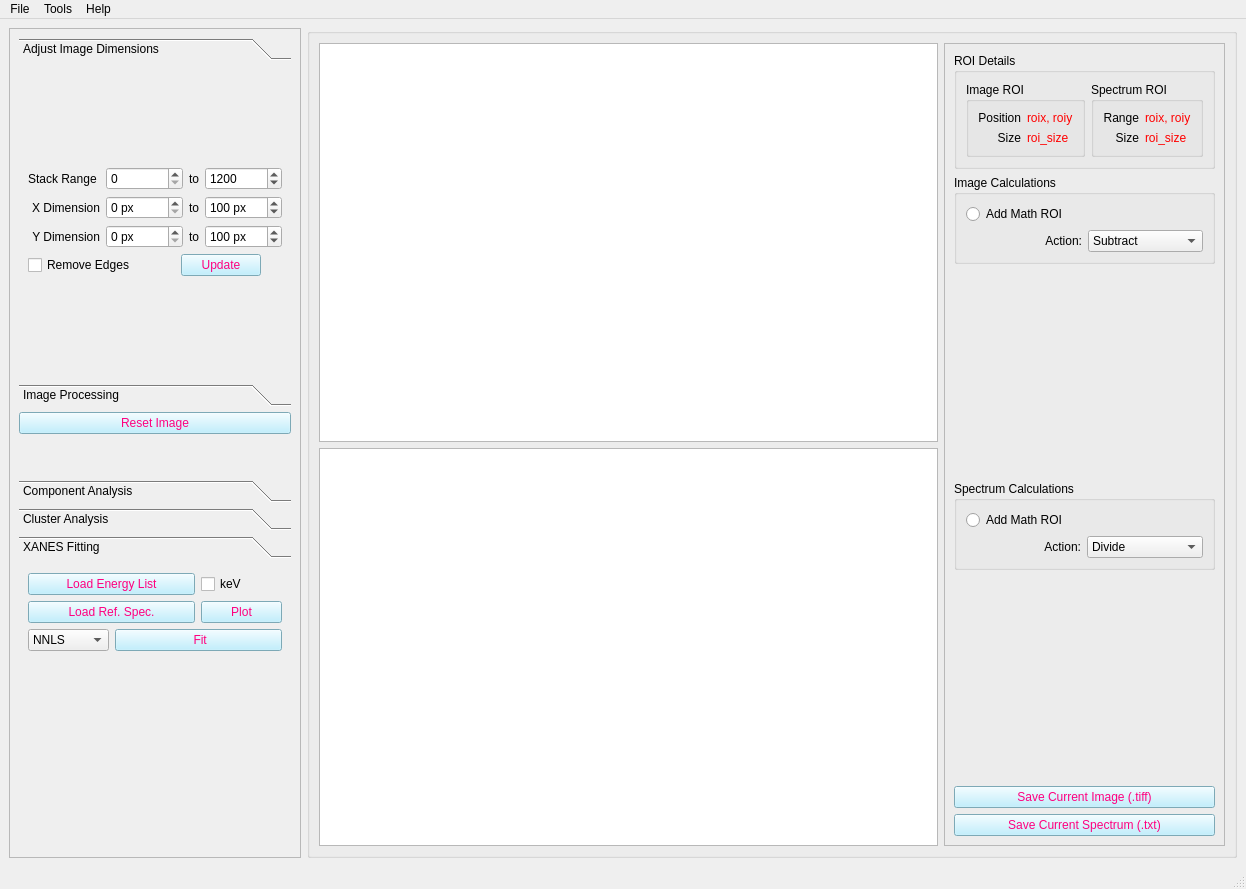
The window that uis/mainwindow_admin.ui (pattammattel/MIDAS_Admin) describes before a commit, drawn with Qt 5.
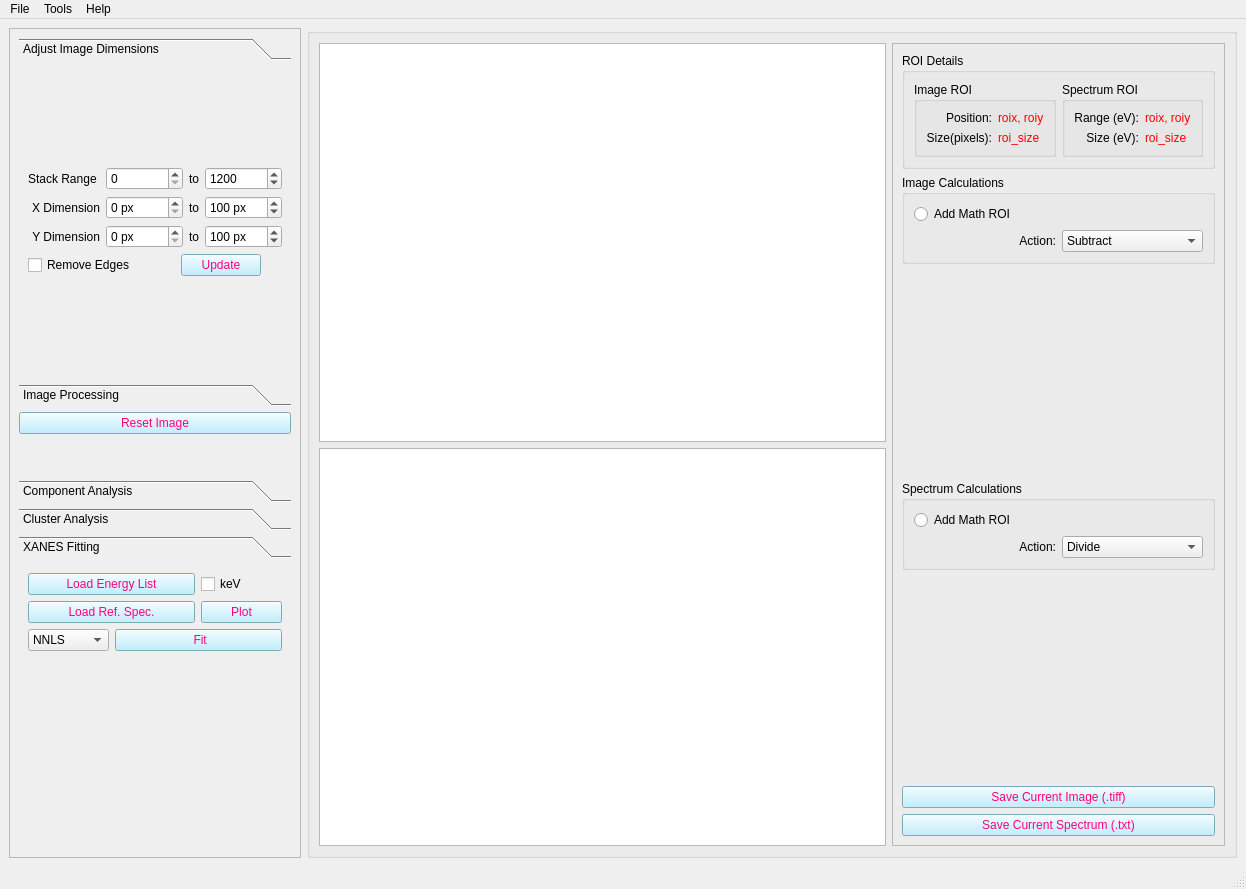
The same window after the commit. Custom widgets are drawn as their Qt base class.

Commit message: correcting log view

The edit to the form file:
```diff
--- a/uis/mainwindow_admin.ui
+++ b/uis/mainwindow_admin.ui
@@ -1205,7 +1205,7 @@
                 <item row="0" column="0">
                  <widget class="QLabel" name="label_4">
                   <property name="text">
-                   <string>Position</string>
+                   <string>Position:</string>
                   </property>
                   <property name="alignment">
                    <set>Qt::AlignRight|Qt::AlignTrailing|Qt::AlignVCenter</set>
@@ -1228,7 +1228,7 @@
                    <string notr="true"/>
                   </property>
                   <property name="text">
-                   <string>Size</string>
+                   <string>Size(pixels):</string>
                   </property>
                   <property name="alignment">
                    <set>Qt::AlignRight|Qt::AlignTrailing|Qt::AlignVCenter</set>
@@ -1267,7 +1267,7 @@
                 <item row="0" column="0">
                  <widget class="QLabel" name="label_8">
                   <property name="text">
-                   <string>Range</string>
+                   <string>Range (eV):</string>
                   </property>
                   <property name="alignment">
                    <set>Qt::AlignRight|Qt::AlignTrailing|Qt::AlignVCenter</set>
@@ -1280,7 +1280,7 @@
                    <string notr="true"/>
                   </property>
                   <property name="text">
-                   <string>Size</string>
+                   <string>Size (eV):</string>
                   </property>
                   <property name="alignment">
                    <set>Qt::AlignRight|Qt::AlignTrailing|Qt::AlignVCenter</set>
```
Left out of the diff: 26 changed lines with no effect on the pictures. The commit also changes 1 other file.
